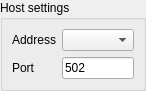
x-tools-author/x-tools, file src/modbus/common/SAKModbusCommonHostSection.ui: the form before one commit.
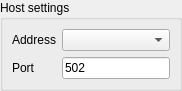
The form after the commit.

```diff
--- a/src/modbus/common/SAKModbusCommonHostSection.ui
+++ b/src/modbus/common/SAKModbusCommonHostSection.ui
@@ -29,7 +29,7 @@
    <item>
     <widget class="QGroupBox" name="tcpConfigurationGroupBox">
      <property name="sizePolicy">
-      <sizepolicy hsizetype="Preferred" vsizetype="Preferred">
+      <sizepolicy hsizetype="Fixed" vsizetype="Preferred">
        <horstretch>0</horstretch>
        <verstretch>0</verstretch>
       </sizepolicy>
```
